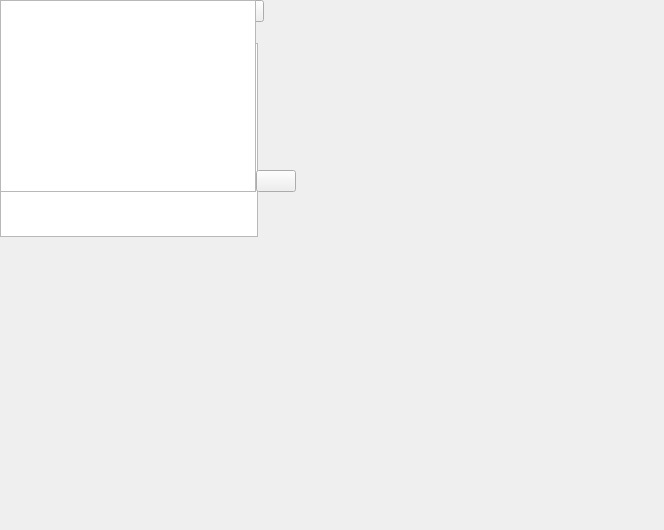
This is InstantMessage/ChatForm.ui in TivalM/Instant-Messaging as Qt 5 draws it before an edit. The edited form follows.
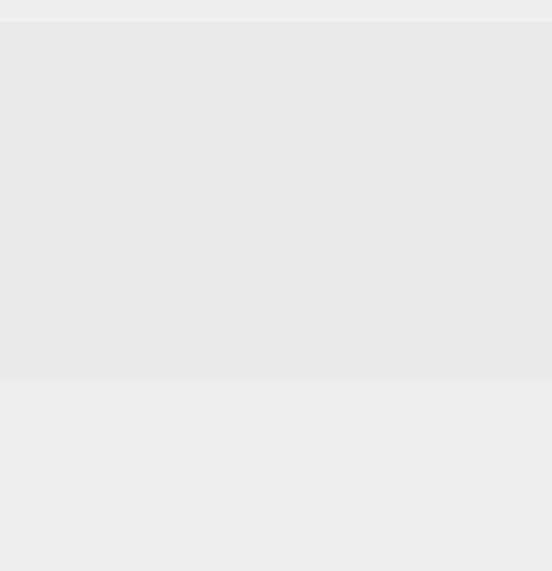
This is the edited form.

```diff
--- a/InstantMessage/ChatForm.ui
+++ b/InstantMessage/ChatForm.ui
@@ -6,41 +6,55 @@
    <rect>
     <x>0</x>
     <y>0</y>
-    <width>664</width>
-    <height>530</height>
+    <width>552</width>
+    <height>571</height>
    </rect>
   </property>
   <property name="windowTitle">
    <string>Form</string>
   </property>
-  <widget class="QWidget" name="verticalLayoutWidget">
-   <property name="geometry">
-    <rect>
-     <x>0</x>
-     <y>43</y>
-     <width>258</width>
-     <height>194</height>
-    </rect>
-   </property>
-   <layout class="QVBoxLayout" name="verticalLayout_3">
+  <property name="styleSheet">
+   <string notr="true"/>
+  </property>
+  <layout class="QHBoxLayout" name="horizontalLayout">
+   <property name="spacing">
+    <number>0</number>
+   </property>
+   <property name="leftMargin">
+    <number>0</number>
+   </property>
+   <property name="topMargin">
+    <number>0</number>
+   </property>
+   <property name="rightMargin">
+    <number>0</number>
+   </property>
+   <property name="bottomMargin">
+    <number>0</number>
+   </property>
     <item>
-     <widget class="QTextBrowser" name="textBrowser">
-      <property name="sizePolicy">
-       <sizepolicy hsizetype="Expanding" vsizetype="Expanding">
-        <horstretch>0</horstretch>
-        <verstretch>0</verstretch>
-       </sizepolicy>
-      </property>
-     </widget>
-    </item>
-   </layout>
-  </widget>
-  <widget class="QWidget" name="">
-   <layout class="QHBoxLayout" name="horizontalLayout_4">
+    <layout class="QVBoxLayout" name="verticalLayout_2" stretch="2,15,1,5,2">
+     <property name="spacing">
+      <number>0</number>
+     </property>
     <item>
-     <widget class="QLabel" name="label_2">
+      <layout class="QHBoxLayout" name="headArea">
+       <item>
+        <widget class="QLabel" name="labelPeerName">
+         <property name="minimumSize">
+          <size>
+           <width>150</width>
+           <height>0</height>
+          </size>
+         </property>
+         <property name="maximumSize">
+          <size>
+           <width>450</width>
+           <height>45</height>
+          </size>
+         </property>
       <property name="text">
-       <string>TextLabel</string>
+          <string/>
       </property>
      </widget>
     </item>
@@ -52,62 +66,97 @@
       <property name="sizeHint" stdset="0">
        <size>
         <width>40</width>
-        <height>20</height>
+           <height>10</height>
        </size>
       </property>
      </spacer>
     </item>
     <item>
-     <widget class="QPushButton" name="pushButton_15">
+        <widget class="QPushButton" name="btPeerInfo">
       <property name="text">
        <string/>
       </property>
+         <property name="flat">
+          <bool>true</bool>
+         </property>
      </widget>
     </item>
     <item>
-     <widget class="QPushButton" name="pushButton_16">
+        <widget class="QPushButton" name="btMore">
       <property name="text">
        <string/>
       </property>
-     </widget>
-    </item>
+         <property name="flat">
+          <bool>true</bool>
+         </property>
+        </widget>
+       </item>
+      </layout>
+     </item>
     <item>
-     <widget class="QPushButton" name="pushButton_17">
-      <property name="text">
-       <string/>
-      </property>
+      <layout class="QVBoxLayout" name="viewArea">
+       <item>
+        <widget class="QTextBrowser" name="textBrowser">
+         <property name="sizePolicy">
+          <sizepolicy hsizetype="Expanding" vsizetype="Expanding">
+           <horstretch>0</horstretch>
+           <verstretch>0</verstretch>
+          </sizepolicy>
+         </property>
+         <property name="minimumSize">
+          <size>
+           <width>548</width>
+           <height>340</height>
+          </size>
+         </property>
+         <property name="styleSheet">
+          <string notr="true">background-color: rgba(0, 0, 0, 2%);
+border: none;</string>
+         </property>
      </widget>
     </item>
    </layout>
-  </widget>
-  <widget class="QWidget" name="">
-   <layout class="QHBoxLayout" name="horizontalLayout_3">
+     </item>
     <item>
-     <widget class="QPushButton" name="pushButton_9">
+      <layout class="QHBoxLayout" name="functionArea">
+       <item>
+        <widget class="QPushButton" name="btEmoji">
       <property name="text">
        <string/>
       </property>
+         <property name="flat">
+          <bool>true</bool>
+         </property>
      </widget>
     </item>
     <item>
-     <widget class="QPushButton" name="pushButton_10">
+        <widget class="QPushButton" name="btImg">
       <property name="text">
        <string/>
       </property>
+         <property name="flat">
+          <bool>true</bool>
+         </property>
      </widget>
     </item>
     <item>
-     <widget class="QPushButton" name="pushButton_11">
+        <widget class="QPushButton" name="btRecording">
       <property name="text">
        <string/>
       </property>
+         <property name="flat">
+          <bool>true</bool>
+         </property>
      </widget>
     </item>
     <item>
-     <widget class="QPushButton" name="pushButton_12">
+        <widget class="QPushButton" name="btFile">
       <property name="text">
        <string/>
       </property>
+         <property name="flat">
+          <bool>true</bool>
+         </property>
      </widget>
     </item>
     <item>
@@ -124,16 +173,19 @@
      </spacer>
     </item>
     <item>
-     <widget class="QPushButton" name="pushButton_13">
+        <widget class="QPushButton" name="btHistory">
       <property name="text">
        <string/>
       </property>
+         <property name="flat">
+          <bool>true</bool>
+         </property>
      </widget>
     </item>
    </layout>
-  </widget>
-  <widget class="QWidget" name="">
-   <layout class="QHBoxLayout" name="horizontalLayout_5" stretch="0,0">
+     </item>
+     <item>
+      <layout class="QHBoxLayout" name="typingArea" stretch="0,0">
     <property name="spacing">
      <number>0</number>
     </property>
@@ -151,34 +203,65 @@
         <verstretch>20</verstretch>
        </sizepolicy>
       </property>
+         <property name="minimumSize">
+          <size>
+           <width>514</width>
+           <height>0</height>
+          </size>
+         </property>
+         <property name="styleSheet">
+          <string notr="true">background-color: rgba(255, 255, 255, 3%);
+border: none;</string>
+         </property>
      </widget>
     </item>
     <item>
-     <layout class="QVBoxLayout" name="verticalLayout">
+        <layout class="QVBoxLayout" name="verticalLayout"/>
+       </item>
+      </layout>
+     </item>
       <item>
-       <spacer name="verticalSpacer">
+      <layout class="QHBoxLayout" name="horizontalLayout_3" stretch="8,1">
+       <property name="spacing">
+        <number>0</number>
+       </property>
+       <property name="rightMargin">
+        <number>20</number>
+       </property>
+       <item>
+        <spacer name="horizontalSpacer_2">
         <property name="orientation">
-         <enum>Qt::Vertical</enum>
+          <enum>Qt::Horizontal</enum>
         </property>
         <property name="sizeHint" stdset="0">
          <size>
-          <width>20</width>
-          <height>40</height>
+           <width>40</width>
+           <height>20</height>
          </size>
         </property>
        </spacer>
       </item>
       <item>
-       <widget class="QPushButton" name="pushButton_14">
+        <widget class="QPushButton" name="btSend">
+         <property name="sizePolicy">
+          <sizepolicy hsizetype="Expanding" vsizetype="Expanding">
+           <horstretch>0</horstretch>
+           <verstretch>0</verstretch>
+          </sizepolicy>
+         </property>
         <property name="text">
          <string/>
         </property>
+         <property name="flat">
+          <bool>true</bool>
+         </property>
        </widget>
       </item>
      </layout>
     </item>
    </layout>
-  </widget>
+   </item>
+  </layout>
  </widget>
  <resources/>
  <connections/>
```
Lines whose indentation alone changed are shown as unchanged.
